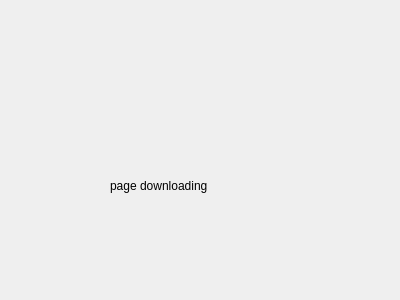
The window that page_downloading.ui (cloudfirst/bigFileTool) describes before a commit, drawn with Qt 5.
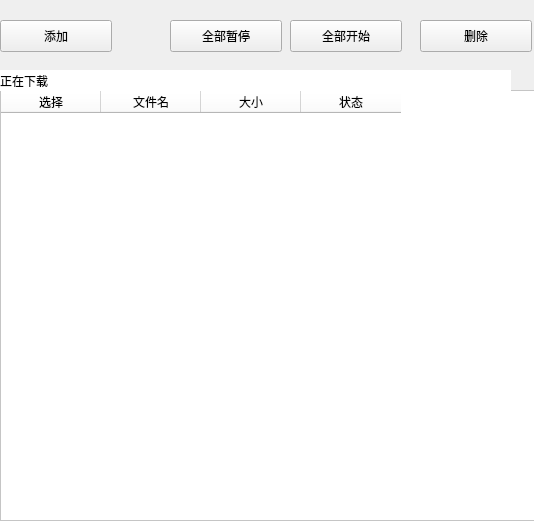
The same window after the commit.

Commit message: add downloading page add sharing_dialog for sharing link generation and copy&paste

Patch:
```diff
--- a/page_downloading.ui
+++ b/page_downloading.ui
@@ -6,24 +6,140 @@
    <rect>
     <x>0</x>
     <y>0</y>
-    <width>400</width>
-    <height>300</height>
+    <width>534</width>
+    <height>521</height>
    </rect>
   </property>
   <property name="windowTitle">
    <string>Form</string>
   </property>
+  <widget class="QTableWidget" name="tableWidget">
+   <property name="geometry">
+    <rect>
+     <x>0</x>
+     <y>90</y>
+     <width>541</width>
+     <height>431</height>
+    </rect>
+   </property>
+   <property name="styleSheet">
+    <string notr="true">background-color:white</string>
+   </property>
+   <column>
+    <property name="text">
+     <string>选择</string>
+    </property>
+    <property name="background">
+     <color>
+      <red>218</red>
+      <green>218</green>
+      <blue>218</blue>
+     </color>
+    </property>
+   </column>
+   <column>
+    <property name="text">
+     <string>文件名</string>
+    </property>
+    <property name="background">
+     <color>
+      <red>218</red>
+      <green>218</green>
+      <blue>218</blue>
+     </color>
+    </property>
+   </column>
+   <column>
+    <property name="text">
+     <string>大小</string>
+    </property>
+    <property name="background">
+     <color>
+      <red>218</red>
+      <green>218</green>
+      <blue>218</blue>
+     </color>
+    </property>
+   </column>
+   <column>
+    <property name="text">
+     <string>状态</string>
+    </property>
+    <property name="background">
+     <color>
+      <red>218</red>
+      <green>218</green>
+      <blue>218</blue>
+     </color>
+    </property>
+   </column>
+  </widget>
+  <widget class="QPushButton" name="bt_pause_all">
+   <property name="geometry">
+    <rect>
+     <x>170</x>
+     <y>20</y>
+     <width>112</width>
+     <height>32</height>
+    </rect>
+   </property>
+   <property name="text">
+    <string>全部暂停</string>
+   </property>
+  </widget>
+  <widget class="QPushButton" name="bt_start_all">
+   <property name="geometry">
+    <rect>
+     <x>290</x>
+     <y>20</y>
+     <width>112</width>
+     <height>32</height>
+    </rect>
+   </property>
+   <property name="text">
+    <string>全部开始</string>
+   </property>
+  </widget>
+  <widget class="QPushButton" name="bt_delete">
+   <property name="geometry">
+    <rect>
+     <x>420</x>
+     <y>20</y>
+     <width>112</width>
+     <height>32</height>
+    </rect>
+   </property>
+   <property name="text">
+    <string>删除</string>
+   </property>
+  </widget>
   <widget class="QLabel" name="label">
    <property name="geometry">
     <rect>
-     <x>110</x>
-     <y>120</y>
-     <width>161</width>
-     <height>131</height>
+     <x>0</x>
+     <y>70</y>
+     <width>511</width>
+     <height>21</height>
     </rect>
    </property>
+   <property name="styleSheet">
+    <string notr="true">background-color:white</string>
+   </property>
    <property name="text">
-    <string>page downloading</string>
+    <string>正在下载</string>
+   </property>
+  </widget>
+  <widget class="QPushButton" name="bt_add">
+   <property name="geometry">
+    <rect>
+     <x>0</x>
+     <y>20</y>
+     <width>112</width>
+     <height>32</height>
+    </rect>
+   </property>
+   <property name="text">
+    <string>添加</string>
    </property>
   </widget>
  </widget>
```
The commit also changes 18 other files.
